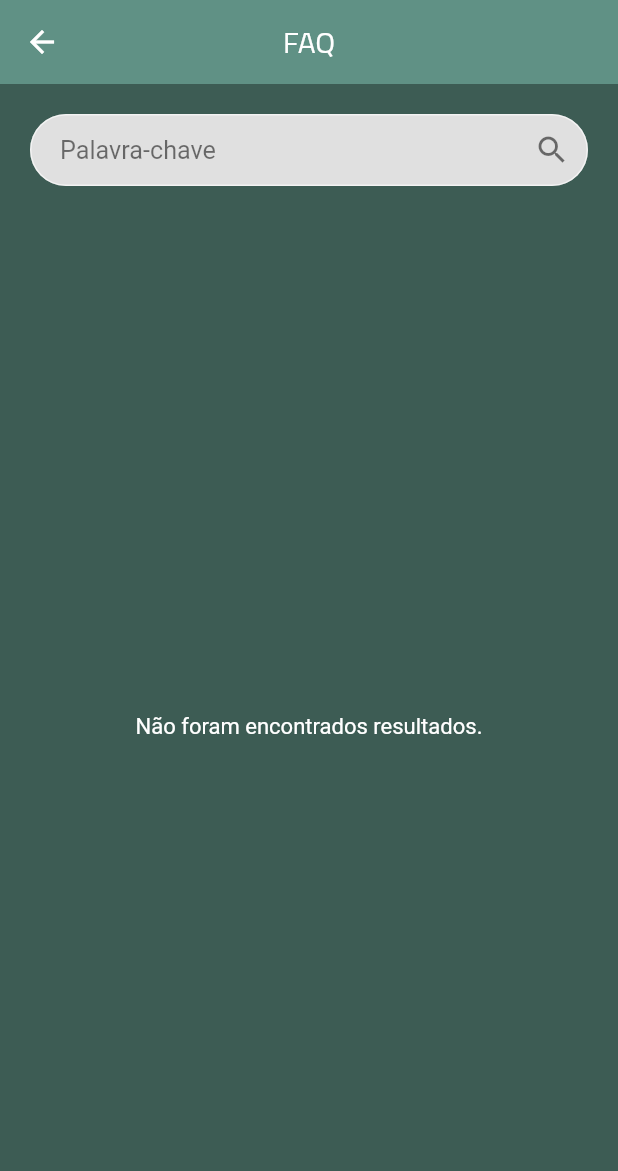
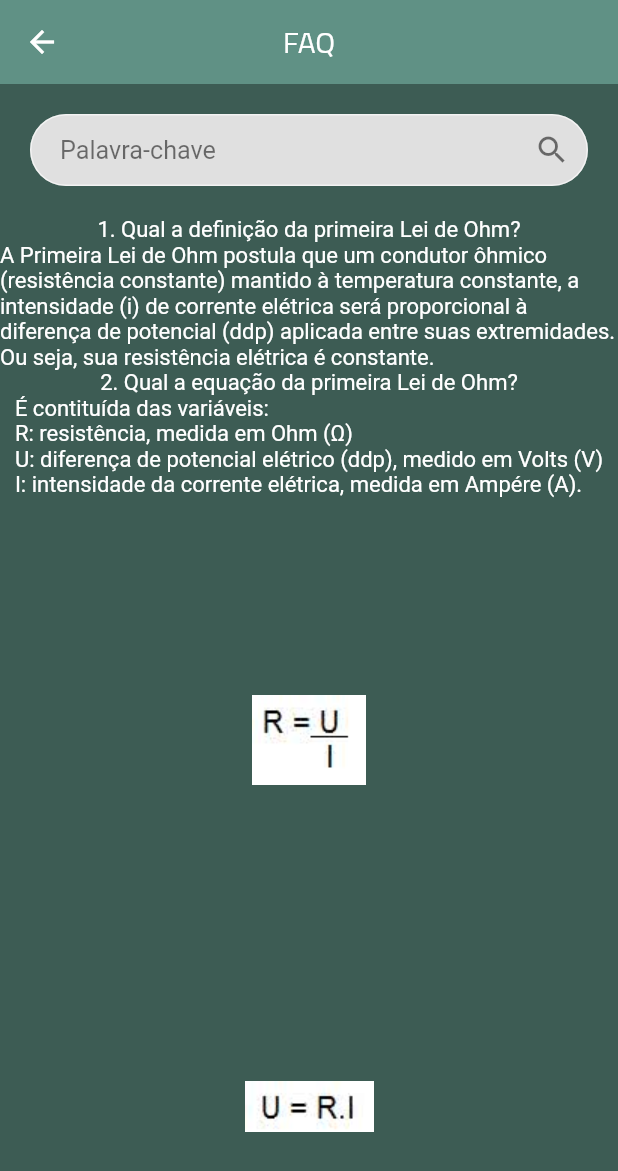
Before and after one commit to FernandaPeron/estagio_app, a Flutter app: the FAQ screen opened directly, on a phone screen of 412 x 824 dp. Shown: the top 1171 px of the screen. Run offline on Flutter 3.47's test engine with Material 2 defaults, Android fonts, the phone set to English and light mode, and no system bars; our stand-ins replace dio, email_validator, file_picker, flutter_speed_dial, font_awesome_flutter, table_calendar; missing offline and left inert: directory_picker, excel, table_sticky_headers; accounts and stored records are empty.

Commit message:
checkpoint faq

```diff
--- a/assets/data/faq.json
+++ b/assets/data/faq.json
@@ -1,7 +1,7 @@
 [
   {
     "question": "1. Qual a definição da primeira Lei de Ohm?",
-    "answer": "A Primeira Lei de Ohm postula que um condutor ôhmico (resistência constante) mantido à temperatura constante, a intensidade (i) de corrente elétrica será proporcional à diferença de potencial (ddp) aplicada entre suas extremidades.\n\nOu seja, sua resistência elétrica é constante.",
+    "answer": "A Primeira Lei de Ohm postula que um condutor ôhmico (resistência constante) mantido à temperatura constante, a intensidade (i) de corrente elétrica será proporcional à diferença de potencial (ddp) aplicada entre suas extremidades.\nOu seja, sua resistência elétrica é constante.",
     "images": [],
     "source": "https://www.todamateria.com.br/leis-de-ohm/"
   },
--- a/lib/pages/FAQ/faq.dart
+++ b/lib/pages/FAQ/faq.dart
@@ -1,8 +1,9 @@
-import 'dart:convert';
+import "dart:convert";
+import "dart:developer";
 
-import 'package:estagio_app/components/search_bar.dart';
-import 'package:flutter/material.dart';
-import 'package:flutter/services.dart' show rootBundle;
+import "package:estagio_app/components/search_bar.dart";
+import "package:flutter/material.dart";
+import "package:flutter/services.dart" show rootBundle;
 
 class FAQ extends StatefulWidget {
   @override
@@ -14,10 +15,11 @@ class _FAQState extends State<FAQ> {
   List faqs = [];
 
   getJson() async {
-    var json = jsonDecode(await rootBundle.loadString('assets/data/faq.json'));
+    var json = jsonDecode(await rootBundle.loadString("assets/data/faq.json"));
+    setState(() {
       faqs = json;
       filteredList = json;
-    print(json);
+    });
   }
 
   @override
@@ -41,13 +43,11 @@ class _FAQState extends State<FAQ> {
   }
 
   _body() {
-    return Container(
-      child: Column(
-        children: <Widget>[
+    return ListView(
+      children: [
         _searchBar(),
         _listOfFaqs(),
       ],
-      ),
     );
   }
 
@@ -59,10 +59,8 @@ class _FAQState extends State<FAQ> {
             itemBuilder: _buildFaqItem,
             itemCount: filteredList.length,
           )
-        : Expanded(
-            child: Center(
+        : Center(
             child: Text("Não foram encontrados resultados."),
-            ),
           );
   }
 
@@ -95,15 +93,17 @@ class _FAQState extends State<FAQ> {
     return Container(
       child: Column(
         children: <Widget>[
-          Text(filteredList[index].question),
-          Text(filteredList[index].answer),
-          ListView.builder(
+          Text(filteredList[index]["question"]),
+          Text(filteredList[index]["answer"]),
+          filteredList[index]["images"].length != 0
+              ? ListView.builder(
                   shrinkWrap: true,
                   physics: new NeverScrollableScrollPhysics(),
-            itemBuilder: (context, index) =>
-                _buildImageItem(context, index, filteredList[index].images),
-            itemCount: filteredList[index].images.length,
+                  itemCount: filteredList[index]["images"].length,
+                  itemBuilder: (context, itemIndex) => _buildImageItem(
+                      context, itemIndex, filteredList[index]["images"]),
                 )
+              : Container(),
         ],
       ),
     );
--- a/pubspec.yaml
+++ b/pubspec.yaml
@@ -32,6 +32,8 @@ flutter:
   uses-material-design: true
   assets:
     - assets/
+    - assets/data/images/
+    - assets/data/faq.json
   fonts:
     - family: Cairo
       fonts:
```
Lines whose indentation alone changed are shown as unchanged.
